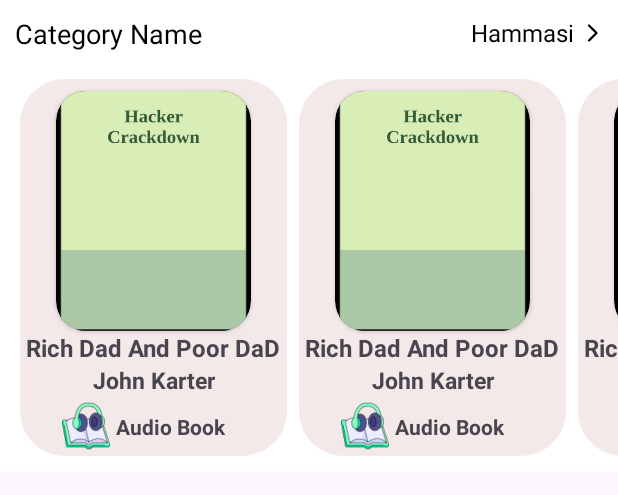
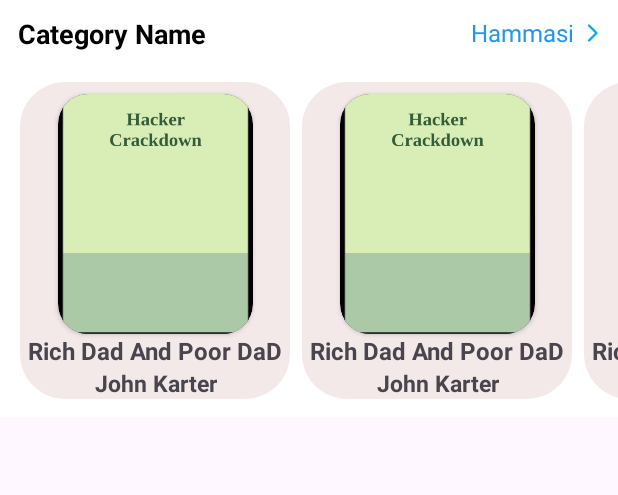
Before and after one commit to sts0321/assaxiy_demo, an Android app: the layout item_inner_list_books.xml on its own in the app's theme, with its tools: preview values and no code run, on a phone screen of 412 x 824 dp. Shown: the top 495 px of the screen. Run offline under Robolectric (Android 15) with nearby library versions, the phone set to English and light mode, and no system bars.

Commit message:
item_book

```diff
--- a/app/src/main/res/drawable/ic_right_arrow_svgrepo_com.xml
+++ b/app/src/main/res/drawable/ic_right_arrow_svgrepo_com.xml
@@ -2,6 +2,6 @@
     android:viewportWidth="24" android:width="24dp" xmlns:android="http://schemas.android.com/apk/res/android">
     <path android:fillColor="#00000000"
         android:pathData="M10,7L15,12L10,17"
-        android:strokeColor="#000000" android:strokeLineCap="round"
+        android:strokeColor="#03A9F4" android:strokeLineCap="round"
         android:strokeLineJoin="round" android:strokeWidth="1.5"/>
 </vector>
--- a/app/src/main/res/layout/item_inner_list_books.xml
+++ b/app/src/main/res/layout/item_inner_list_books.xml
@@ -10,8 +10,9 @@
         android:id="@+id/category_name"
         android:layout_width="wrap_content"
         android:layout_height="wrap_content"
-        android:layout_marginStart="10dp"
+        android:layout_marginStart="12dp"
         android:layout_marginTop="10dp"
+        android:textStyle="bold"
         android:text="Category Name"
         android:textColor="#000"
         android:textSize="18dp"
@@ -22,7 +23,7 @@
         android:layout_width="wrap_content"
         android:layout_height="wrap_content"
         android:layout_marginEnd="5dp"
-        app:cardCornerRadius="10dp"
+        app:cardCornerRadius="12dp"
         app:cardElevation="0dp"
         app:layout_constraintRight_toRightOf="parent"
         app:layout_constraintTop_toTopOf="@id/category_name">
@@ -34,9 +35,9 @@
             android:background="?android:selectableItemBackground"
             android:drawableEnd="@drawable/ic_right_arrow_svgrepo_com"
             android:gravity="center"
-            android:paddingStart="10dp"
+            android:paddingStart="12dp"
             android:text="Hammasi"
-            android:textColor="#000"
+            android:textColor="#2196F3"
             android:textSize="16dp" />
     </androidx.cardview.widget.CardView>
 
@@ -44,7 +45,7 @@
         android:id="@+id/rv_list_inner"
         android:layout_width="0dp"
         android:layout_height="wrap_content"
-        android:layout_marginVertical="10dp"
+        android:layout_marginVertical="12dp"
         android:layout_marginStart="5dp"
         android:orientation="horizontal"
         app:layoutManager="androidx.recyclerview.widget.LinearLayoutManager"
--- a/app/src/main/res/layout/item_mybook.xml
+++ b/app/src/main/res/layout/item_mybook.xml
@@ -1,71 +1,55 @@
 <?xml version="1.0" encoding="utf-8"?>
 <androidx.constraintlayout.widget.ConstraintLayout xmlns:android="http://schemas.android.com/apk/res/android"
-    android:layout_width="wrap_content"
+    xmlns:app="http://schemas.android.com/apk/res-auto"
+    android:layout_width="180dp"
     android:layout_height="wrap_content"
+    android:layout_marginStart="8dp"
     android:layout_marginTop="8dp"
-    android:layout_marginStart="8dp"
-    android:background="@drawable/bg_my_book"
-    xmlns:app="http://schemas.android.com/apk/res-auto">
+    android:background="@drawable/bg_my_book">
+
     <androidx.cardview.widget.CardView
         android:id="@+id/card"
+        android:layout_width="130dp"
+        android:layout_height="160dp"
         android:layout_marginTop="8dp"
+        app:cardBackgroundColor="@color/black"
+        app:cardCornerRadius="20dp"
+        app:layout_constraintEnd_toEndOf="parent"
         app:layout_constraintStart_toStartOf="parent"
-        app:layout_constraintEnd_toEndOf="parent"
-        app:layout_constraintTop_toTopOf="parent"
-        app:cardCornerRadius="20dp"
-        app:cardBackgroundColor="@color/black"
-        android:layout_width="130dp"
-        android:layout_height="160dp">
+        app:layout_constraintTop_toTopOf="parent">
+
         <ImageView
             android:id="@+id/book_picture"
-            android:src="@drawable/hacker_crackdown"
             android:layout_width="match_parent"
-            android:layout_height="match_parent"/>
+            android:layout_height="match_parent"
+            android:src="@drawable/hacker_crackdown" />
 
     </androidx.cardview.widget.CardView>
+
     <TextView
+        android:id="@+id/book_name"
+        android:layout_width="wrap_content"
+        android:layout_height="wrap_content"
         android:layout_marginHorizontal="4dp"
-        android:id="@+id/book_name"
+        android:ellipsize="end"
+        android:maxLines="2"
+        android:text="Rich Dad And Poor DaD"
+        android:textSize="16sp"
+        android:textStyle="bold"
+        app:layout_constraintEnd_toEndOf="@id/card"
         app:layout_constraintStart_toStartOf="@id/card"
-        app:layout_constraintEnd_toEndOf="@id/card"
-        app:layout_constraintTop_toBottomOf="@id/card"
-        android:text="Rich Dad And Poor DaD"
-        android:textStyle="bold"
-        android:textSize="16sp"
-        android:layout_width="wrap_content"
-        android:layout_height="wrap_content"/>
+        app:layout_constraintTop_toBottomOf="@id/card" />
+
     <TextView
         android:id="@+id/author_name"
+        android:layout_width="wrap_content"
+        android:layout_height="wrap_content"
         android:text="John Karter"
+        android:textSize="15dp"
         android:textStyle="bold"
-        android:textSize="15dp"
+        app:layout_constraintEnd_toEndOf="@id/card"
         app:layout_constraintStart_toStartOf="@id/card"
-        app:layout_constraintEnd_toEndOf="@id/card"
-        app:layout_constraintTop_toBottomOf="@id/book_name"
-        android:layout_width="wrap_content"
-        android:layout_height="wrap_content"/>
-    <ImageView
-        android:paddingBottom="4dp"
-        android:paddingTop="4dp"
-        android:id="@+id/audio_book"
-        android:padding="4dp"
-        app:layout_constraintStart_toStartOf="@id/card"
-        app:layout_constraintTop_toBottomOf="@id/author_name"
-        android:src="@drawable/audio_book"
-        android:layout_width="40dp"
-        android:layout_height="40dp"/>
-    <TextView
-        android:id="@+id/audio_book_text"
-        android:textStyle="bold"
-        android:text="Audio Book"
-        app:layout_constraintTop_toTopOf="@id/audio_book"
-        app:layout_constraintBottom_toBottomOf="@id/audio_book"
-        app:layout_constraintStart_toEndOf="@id/audio_book"
-
-        android:layout_width="wrap_content"
-        android:layout_height="wrap_content"/>
-
-
+        app:layout_constraintTop_toBottomOf="@id/book_name" />
 
 
 </androidx.constraintlayout.widget.ConstraintLayout>
```
Also changed, not shown: app/src/main/res/layout/item_myaudio_book.xml (added, +71 -0 lines), app/src/main/res/layout/screen_library.xml (+37 -1 lines).
